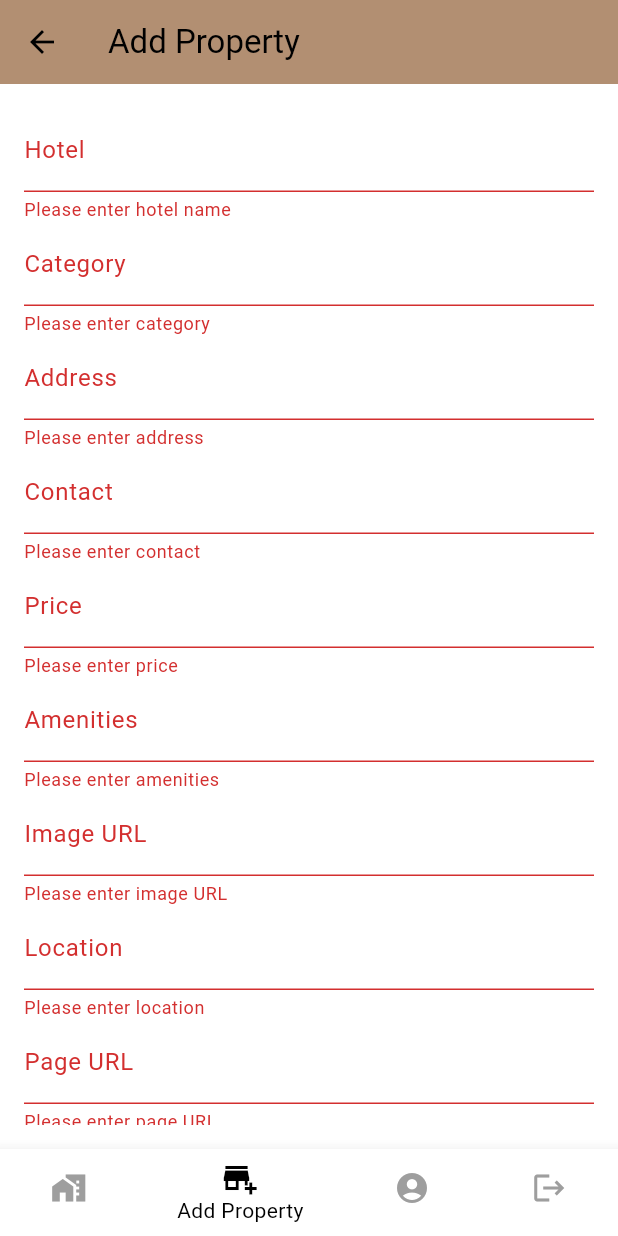
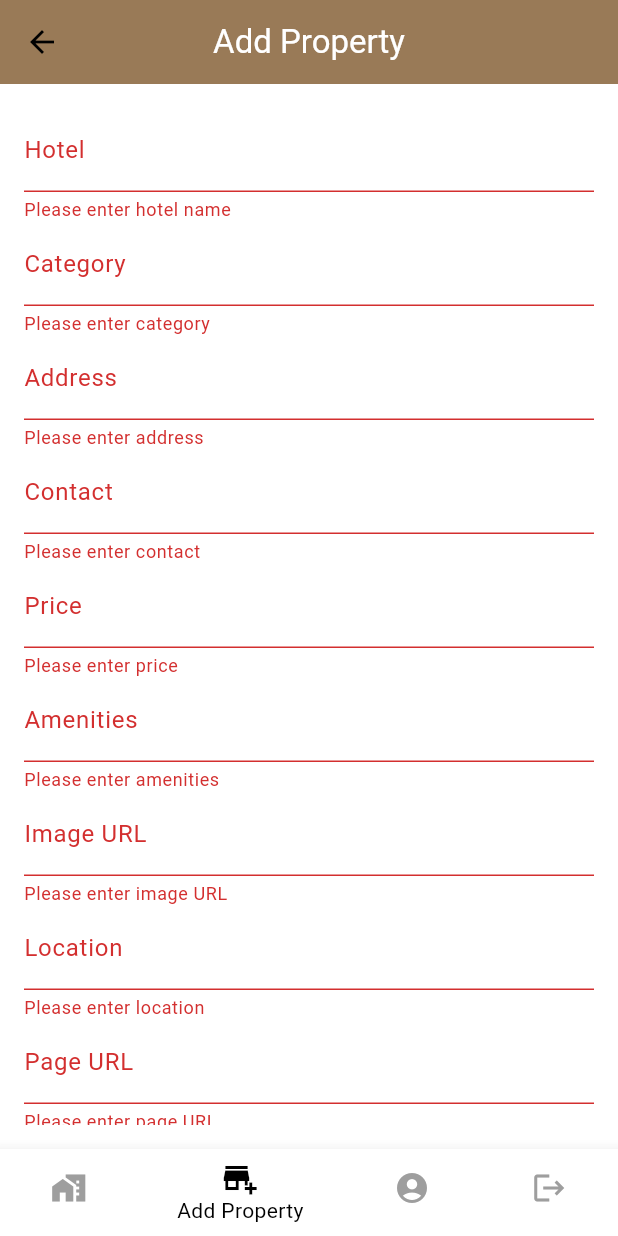
Before and after one commit to sugonamu/balinchill, a Flutter app: the HostDashboardPage screen opened directly, item 2 of the bottom bar chosen, after a tap on "Add Property", on a phone screen of 412 x 824 dp. Run offline on Flutter 3.47's test engine with Material 3 defaults, Android fonts, the phone set to English and light mode, and no system bars; our stand-ins replace envied; missing offline and left inert: pbp_django_auth; generated files the repository leaves out were written again; network calls fail.

Commit message:
changing the left drawer into a bottom navbar, make every appbar cohesive so that eveything looks good, and making the logout button ask for confirmation if the user wants to logout

```diff
--- a/lib/booking/screens/hotel_detail_page.dart
+++ b/lib/booking/screens/hotel_detail_page.dart
@@ -45,9 +45,9 @@ class _HotelDetailPageState extends State<HotelDetailPage> {
     return Scaffold(
       backgroundColor: const Color(0xFFF5F3E6), // Light beige background
       appBar: AppBar(
-        backgroundColor: const Color(0xFF997A57), // Rich tan
-        title: const Text('Hotel Details', style: TextStyle(color: Colors.white)),
-      ),
+        backgroundColor: const Color(0xFF997A57), // Tan color
+        title: const Text('Hotel Detail', style: TextStyle(color: Colors.white)),
+        centerTitle: true,      ),
       body: FutureBuilder<HotelDetail>(
         future: _hotelDetailFuture,
         builder: (context, snapshot) {
--- a/lib/host/screens/addproperty.dart
+++ b/lib/host/screens/addproperty.dart
@@ -73,9 +73,9 @@ class _AddPropertyPageState extends State<AddPropertyPage> {
 
     return Scaffold(
       appBar: AppBar(
-        title: Text('Add Property'),
-        backgroundColor: const Color(0xFFB89576),
-        elevation: 4,
+        backgroundColor: const Color(0xFF997A57), // Tan color
+        title: const Text('Add Property', style: TextStyle(color: Colors.white)),
+        centerTitle: true,
       ),
         bottomNavigationBar: Navbar(
         apiService: apiService,
--- a/lib/host/screens/edit_property.dart
+++ b/lib/host/screens/edit_property.dart
@@ -97,9 +97,9 @@ class _EditPropertyPageState extends State<EditPropertyPage> {
   Widget build(BuildContext context) {
     return Scaffold(
       appBar: AppBar(
-        title: Text('Edit Property'),
-        backgroundColor: Color(0xFFB89576),
-      ),
+        backgroundColor: const Color(0xFF997A57), // Tan color
+        title: const Text('Edit Property', style: TextStyle(color: Colors.white)),
+        centerTitle: true,      ),
       body: Padding(
         padding: const EdgeInsets.all(16.0),
         child: Form(
--- a/lib/host/screens/host.dart
+++ b/lib/host/screens/host.dart
@@ -24,8 +24,9 @@ class _HostDashboardPageState extends State<HostDashboardPage> {
 
     return Scaffold(
       appBar: AppBar(
-        title: Text('My Properties'),
-        backgroundColor: Color(0xFFB89576),
+        backgroundColor: const Color(0xFF997A57), // Tan color
+        title: const Text('Dashboard', style: TextStyle(color: Colors.white)),
+        centerTitle: true,
       ),
       bottomNavigationBar: Navbar(
         apiService: apiService,
--- a/lib/payment/screens/booking_history.dart
+++ b/lib/payment/screens/booking_history.dart
@@ -69,7 +69,9 @@ class _BookingHistoryPageState extends State<BookingHistoryPage> {
   Widget build(BuildContext context) {
     return Scaffold(
       appBar: AppBar(
-        title: Text('Booking History'),
+        backgroundColor: const Color(0xFF997A57), // Tan color
+        title: const Text('History', style: TextStyle(color: Colors.white)),
+        centerTitle: true,
       ),
       body: _isLoading
           ? Center(child: CircularProgressIndicator())
--- a/lib/payment/screens/payment_page.dart
+++ b/lib/payment/screens/payment_page.dart
@@ -31,8 +31,9 @@ class _PaymentPageState extends State<PaymentPage> {
 
     return Scaffold(
       appBar: AppBar(
-        title: const Text('Payment Page'),
-      ),
+        backgroundColor: const Color(0xFF997A57), // Tan color
+        title: const Text('Payment Page', style: TextStyle(color: Colors.white)),
+        centerTitle: true,),
       body: Padding(
         padding: const EdgeInsets.all(16.0),
         child: Column(
--- a/lib/profile/profile_screens/guest_viewprofile.dart
+++ b/lib/profile/profile_screens/guest_viewprofile.dart
@@ -24,9 +24,9 @@ class _ProfilePageState extends State<ProfilePage> {
 
     return Scaffold(
       appBar: AppBar(
-        title: const Text('User Profile', style: TextStyle(fontWeight: FontWeight.bold)),
-        backgroundColor: const Color(0xFFB89576),
-        elevation: 4,
+        backgroundColor: const Color(0xFF997A57), // Tan color
+        title: const Text('Profile', style: TextStyle(color: Colors.white)),
+        centerTitle: true,
       ),
         bottomNavigationBar: Navbar(
         apiService: apiService,
--- a/lib/profile/profile_screens/host_viewprofile.dart
+++ b/lib/profile/profile_screens/host_viewprofile.dart
@@ -24,9 +24,9 @@ class _ProfilePageState extends State<ProfilePage> {
 
     return Scaffold(
       appBar: AppBar(
-        title: const Text('User Profile', style: TextStyle(fontWeight: FontWeight.bold)),
-        backgroundColor: const Color(0xFFB89576),
-        elevation: 4,
+        backgroundColor: const Color(0xFF997A57), // Tan color
+        title: const Text('Profile', style: TextStyle(color: Colors.white)),
+        centerTitle: true,
       ),
       bottomNavigationBar: Navbar(apiService: apiService, currentIndex: 2),
       body: FutureBuilder<Profile>(
--- a/lib/rating/screens/addrating.dart
+++ b/lib/rating/screens/addrating.dart
@@ -27,7 +27,7 @@ class _AddRatingPageState extends State<AddRatingPage> {
     return Scaffold(
       backgroundColor: backgroundColor,
       appBar: AppBar(
-        backgroundColor: primaryColor,
+        backgroundColor: const Color(0xFF997A57), // Tan color
         title: const Text('Add Rating', style: TextStyle(color: Colors.white)),
         centerTitle: true,
       ),
```
Also changed, not shown: lib/profile/profile_screens/editprofile.dart (+3 -4 lines), lib/widgets/guest_navbar.dart (+27 -5 lines), lib/widgets/host_navbar.dart (+27 -5 lines).
